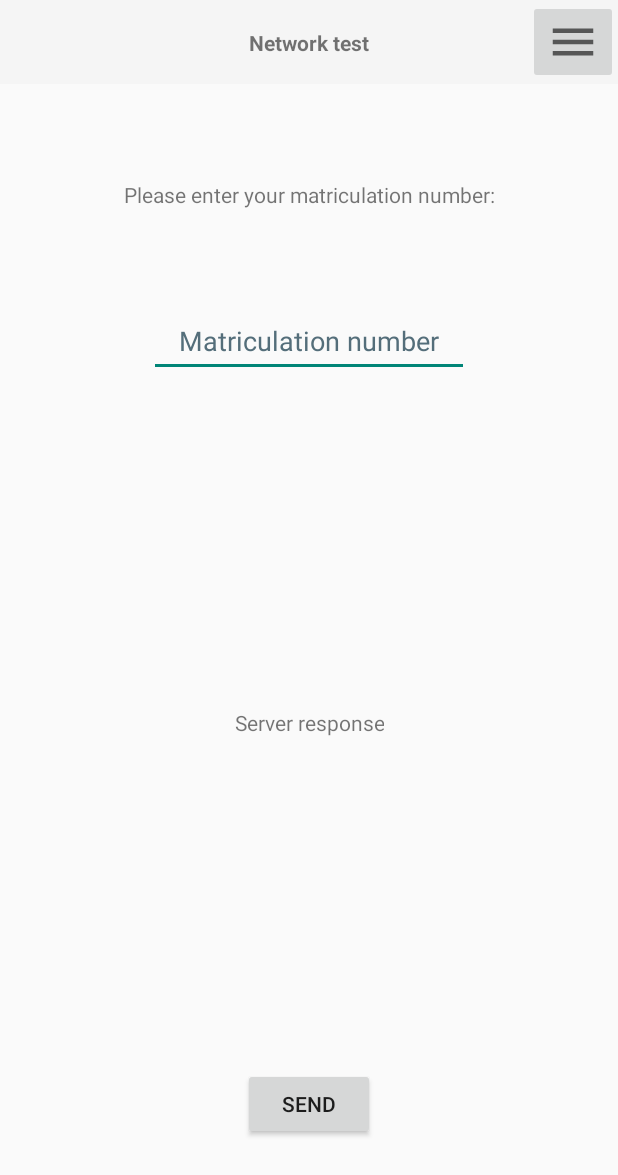
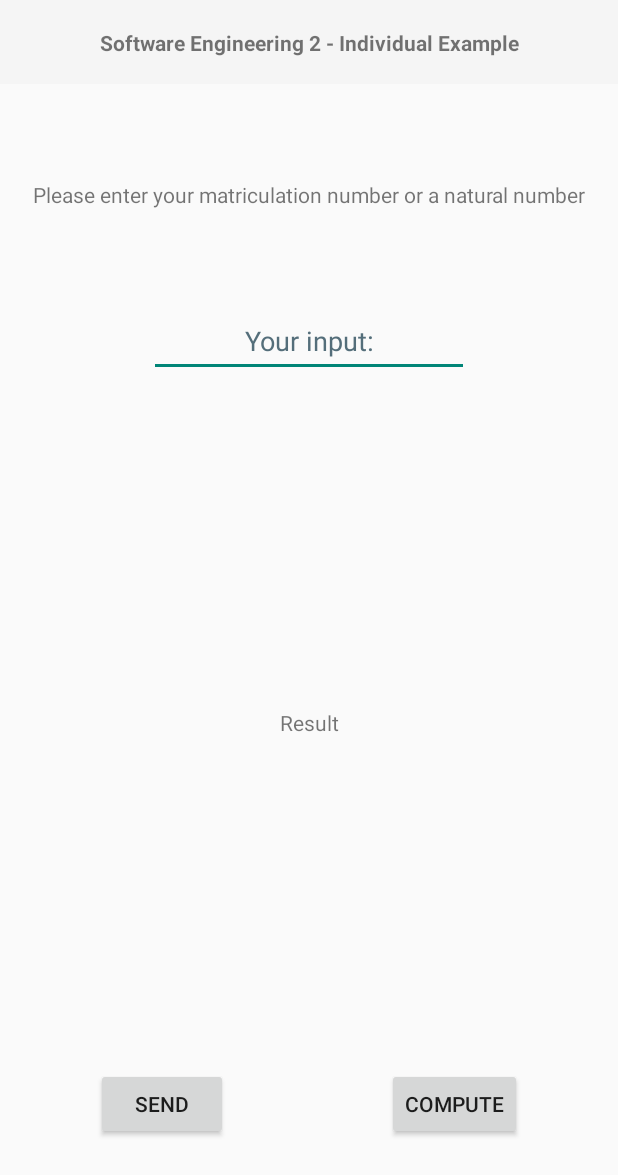
Before and after one commit to kuttnig/se2-einzelphase, an Android app: the screen it shows after launch (MainActivity), on a phone screen of 412 x 824 dp. Shown: the top 1175 px of the screen. Run offline under Robolectric (Android 15) with nearby library versions, the phone set to English and light mode, and no system bars.

Commit message:
Add implementation with other UI
Delete other activity + popup menu. Move logic of second activity to MainActivity. Add second button to compute the second task.

```diff
--- a/app/src/main/AndroidManifest.xml
+++ b/app/src/main/AndroidManifest.xml
@@ -11,10 +11,6 @@
         android:supportsRtl="true"
         android:theme="@style/Theme.AppCompat.Light.NoActionBar">
         <activity
-            android:name=".CalculationActivity"
-            android:exported="false"
-            android:parentActivityName=".MainActivity" />
-        <activity
             android:name=".MainActivity"
             android:exported="true">
             <intent-filter>
--- a/app/src/main/res/drawable/ic_baseline_menu_36_black.xml
+++ /dev/null
@@ -1,5 +0,0 @@
-<vector android:height="36dp" android:tint="?attr/colorControlNormal"
-    android:viewportHeight="24" android:viewportWidth="24"
-    android:width="36dp" xmlns:android="http://schemas.android.com/apk/res/android">
-    <path android:fillColor="@android:color/white" android:pathData="M3,18h18v-2L3,16v2zM3,13h18v-2L3,11v2zM3,6v2h18L21,6L3,6z"/>
-</vector>
--- a/app/src/main/res/layout/activity_main.xml
+++ b/app/src/main/res/layout/activity_main.xml
@@ -26,17 +26,6 @@
         app:layout_constraintBottom_toBottomOf="@id/activity_main_toolbar"
         app:layout_constraintEnd_toEndOf="@id/activity_main_toolbar"
         app:layout_constraintStart_toStartOf="@id/activity_main_toolbar"
-        app:layout_constraintTop_toTopOf="@id/activity_main_toolbar" />
-
-    <ImageButton
-        android:id="@+id/activity_main_toolbar_menu"
-        android:layout_width="wrap_content"
-        android:layout_height="?attr/actionBarSize"
-        android:contentDescription="@string/description_popup_menu"
-        android:onClick="showPopup"
-        android:src="@drawable/ic_baseline_menu_36_black"
-        app:layout_constraintBottom_toBottomOf="@id/activity_main_toolbar"
-        app:layout_constraintEnd_toEndOf="@id/activity_main_toolbar"
         app:layout_constraintTop_toTopOf="@id/activity_main_toolbar" />
     <!-- Toolbar components end -->
 
@@ -68,11 +57,11 @@
         app:layout_constraintTop_toBottomOf="@id/activity_main_input_instruction" />
 
     <TextView
-        android:id="@+id/activity_main_server_response"
+        android:id="@+id/activity_main_result"
         android:layout_width="wrap_content"
         android:layout_height="wrap_content"
         android:gravity="center"
-        android:text="@string/activity_main_server_response"
+        android:text="@string/activity_main_result"
         app:layout_constraintBottom_toTopOf="@id/activity_main_send_button"
         app:layout_constraintEnd_toEndOf="parent"
         app:layout_constraintStart_toStartOf="parent"
@@ -82,11 +71,22 @@
         android:id="@+id/activity_main_send_button"
         android:layout_width="wrap_content"
         android:layout_height="wrap_content"
+        android:layout_marginStart="64dp"
         android:layout_marginBottom="64dp"
         android:onClick="sendMessage"
         android:text="@string/activity_main_send"
         app:layout_constraintBottom_toBottomOf="parent"
-        app:layout_constraintEnd_toEndOf="parent"
         app:layout_constraintStart_toStartOf="parent" />
 
+    <Button
+        android:id="@+id/activity_main_compute_button"
+        android:layout_width="wrap_content"
+        android:layout_height="wrap_content"
+        android:layout_marginEnd="64dp"
+        android:layout_marginBottom="64dp"
+        android:onClick="computeResult"
+        android:text="@string/activity_main_compute"
+        app:layout_constraintBottom_toBottomOf="parent"
+        app:layout_constraintEnd_toEndOf="parent" />
+
 </androidx.constraintlayout.widget.ConstraintLayout>
--- a/app/src/main/res/menu/menu_items.xml
+++ /dev/null
@@ -1,10 +0,0 @@
-<?xml version="1.0" encoding="utf-8"?>
-<menu xmlns:android="http://schemas.android.com/apk/res/android"
-    xmlns:app="http://schemas.android.com/apk/res-auto">
-    <item
-        android:id="@+id/menu_item_network"
-        android:title="@string/activity_main_toolbar_title" />
-    <item
-        android:id="@+id/menu_item_calculation"
-        android:title="@string/activity_calculation_toolbar_title" />
-</menu>
--- a/app/src/main/res/values/strings.xml
+++ b/app/src/main/res/values/strings.xml
@@ -1,18 +1,10 @@
 <resources>
     <string name="app_name">Se2Einzelphase</string>
 
-    <string name="activity_main_input_instruction">Please enter your matriculation number:</string>
+    <string name="activity_main_input_instruction">Please enter your matriculation number or a natural number</string>
     <string name="activity_main_send">Send</string>
-    <string name="activity_main_server_response">Server response</string>
-    <string name="activity_main_toolbar_title">Network test</string>
-    <string name="activity_main_edittext_hint">Matriculation number</string>
-
-    <string name="activity_calculation_input_instruction">Please enter a number n:</string>
-    <string name="activity_calculation_compute">Compute</string>
-    <string name="activity_calculation_result">Result</string>
-    <string name="activity_calculation_toolbar_title">Calculation</string>
-    <string name="activity_calculation_edittext_hint">Natural number n</string>
-
-    <string name="description_popup_menu">Open popup menu</string>
-
+    <string name="activity_main_compute">Compute</string>
+    <string name="activity_main_result">Result</string>
+    <string name="activity_main_toolbar_title">Software Engineering 2 - Individual Example</string>
+    <string name="activity_main_edittext_hint">Your input:</string>
 </resources>
```
Also changed, not shown: app/src/main/java/com/example/se2einzelphase/CalculationActivity.java (deleted, +0 -80 lines), app/src/main/java/com/example/se2einzelphase/MainActivity.java (+42 -24 lines), app/src/main/res/layout/activity_calculation.xml (deleted, +0 -93 lines).
